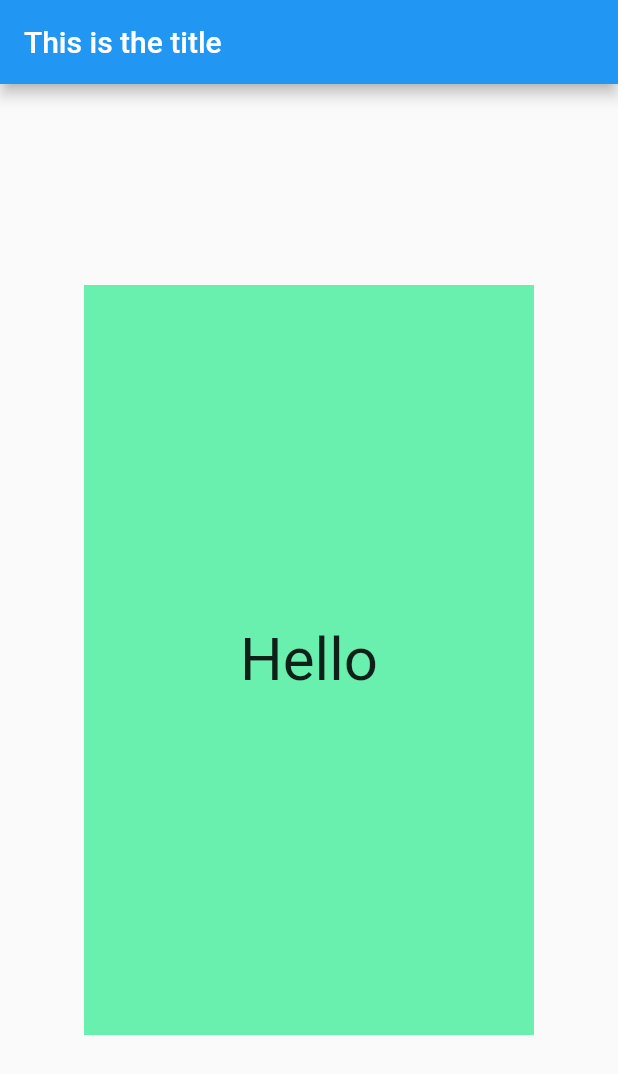
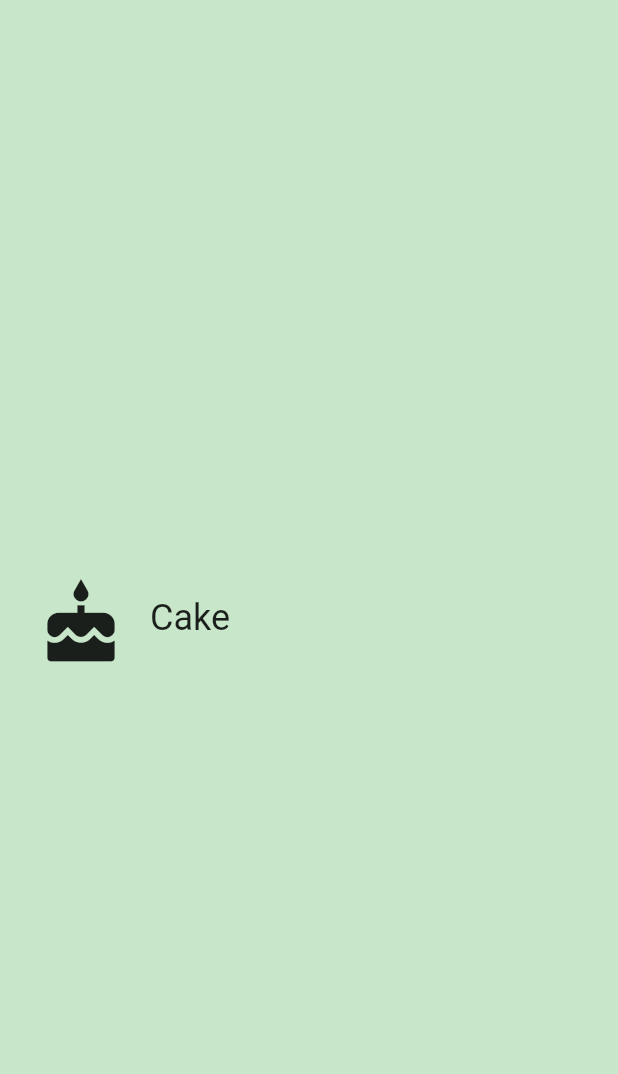
Before and after one commit to rajtheinnovator/flutter_samples, a Flutter app: the screen it shows after launch, on a phone screen of 412 x 824 dp. Shown: the top 1074 px of the screen. Run offline on Flutter 3.47's test engine with Material 2 defaults, Android fonts, the phone set to English and light mode, and no system bars.

```diff
--- /dev/null
+++ b/lib/category.dart
@@ -0,0 +1,85 @@
+import 'package:flutter/material.dart';
+import 'package:meta/meta.dart';
+
+final _rowHeight = 100.0;
+final _borderRadius = BorderRadius.circular(_rowHeight / 2);
+
+/// A custom [Category] widget.
+///
+/// The widget is composed on an [Icon] and [Text]. Tapping on the widget shows
+/// a colored [InkWell] animation.
+class Category extends StatelessWidget {
+  final String name;
+  final ColorSwatch color;
+  final IconData iconLocation;
+
+  /// Creates a [Category].
+  ///
+  /// A [Category] saves the name of the Category (e.g. 'Length'), its color for
+  /// the UI, and the icon that represents it (e.g. a ruler).
+  // While the @required checks for whether a named parameter is passed in,
+  // it doesn't check whether the object passed in is null. We check that
+  // in the assert statement.
+  const Category({
+    Key key,
+    @required this.name,
+    @required this.color,
+    @required this.iconLocation,
+  })  : assert(name != null),
+        assert(color != null),
+        assert(iconLocation != null),
+        super(key: key);
+
+  /// Builds a custom widget that shows [Category] information.
+  ///
+  /// This information includes the icon, name, and color for the [Category].
+  @override
+  // This `context` parameter describes the location of this widget in the
+  // widget tree. It can be used for obtaining Theme data from the nearest
+  // Theme ancestor in the tree. Below, we obtain the display1 text theme.
+  // See https://docs.flutter.io/flutter/material/Theme-class.html
+  Widget build(BuildContext context) {
+    return Material(
+      color: Colors.transparent,
+      child: Container(
+        height: _rowHeight,
+        child: InkWell(
+          borderRadius: _borderRadius,
+          highlightColor: color,
+          splashColor: color,
+          // We can use either the () => function() or the () { function(); }
+          // syntax.
+          onTap: () {
+            print('I was tapped!');
+          },
+          child: Padding(
+            padding: EdgeInsets.all(8.0),
+            child: Row(
+              crossAxisAlignment: CrossAxisAlignment.stretch,
+              // There are two ways to denote a list: `[]` and `List()`.
+              // Prefer to use the literal syntax, i.e. `[]`, instead of `List()`.
+              // You can add the type argument if you'd like, i.e. <Widget>[].
+              // See https://www.dartlang.org/guides/language/effective-dart/usage#do-use-collection-literals-when-possible
+              children: [
+                Padding(
+                  padding: EdgeInsets.all(16.0),
+                  child: Icon(
+                    iconLocation,
+                    size: 60.0,
+                  ),
+                ),
+                Center(
+                  child: Text(
+                    name,
+                    textAlign: TextAlign.center,
+                    style: Theme.of(context).textTheme.headline,
+                  ),
+                ),
+              ],
+            ),
+          ),
+        ),
+      ),
+    );
+  }
+}
--- a/lib/main.dart
+++ b/lib/main.dart
@@ -1,34 +1,34 @@
 import 'package:flutter/material.dart';
 
-class HelloRectangle extends StatelessWidget {
+import 'category.dart';
+
+
+const _categoryName = 'Cake';
+const _categoryIcon = Icons.cake;
+const _categoryColor = Colors.green;
+
+void main() {
+  runApp(UnitConverterApp());
+}
+
+/// This widget is the root of our application.
+/// Currently, we just show one widget in our app.
+class UnitConverterApp extends StatelessWidget {
   @override
   Widget build(BuildContext context) {
-    return Center(
-      child: Container(
-        color: Colors.greenAccent,
-        height: 500,
-        width: 300,
-        child: Center(
-            child: Text(
-              "Hello",
-              style: TextStyle(fontSize: 40.0),
-              textAlign: TextAlign.center,
-            )),
+    return MaterialApp(
+      debugShowCheckedModeBanner: false,
+      title: 'Unit Converter',
+      home: Scaffold(
+        backgroundColor: Colors.green[100],
+        body: Center(
+          child: Category(
+            name: _categoryName,
+            color: _categoryColor,
+            iconLocation: _categoryIcon,
+          ),
+        ),
       ),
     );
   }
 }
-
-void main() {
-  runApp(
-    MaterialApp(
-      debugShowCheckedModeBanner: false,
-      home: Scaffold(
-        appBar: AppBar(
-          title: Text("This is the title"),
-        ),
-        body: HelloRectangle(),
-      ),
-    ),
-  );
-}
```
